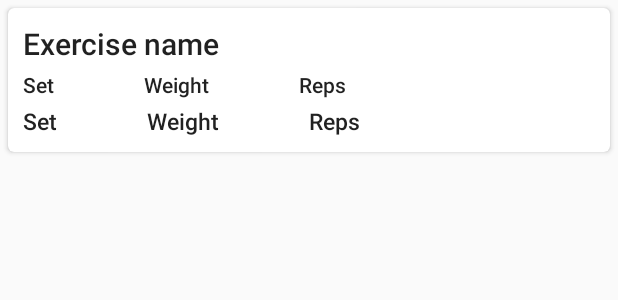
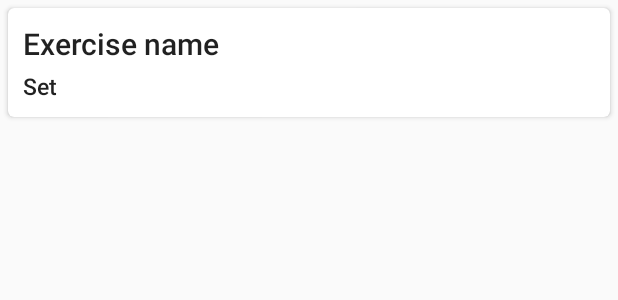
Before and after one commit to paddymanus/FinalYearProject, an Android app: the layout recyclerview_exerciseset.xml on its own in the app's theme, with its tools: preview values and no code run, on a phone screen of 412 x 824 dp. Shown: the top 300 px of the screen. Run offline under Robolectric (Android 15) with nearby library versions, the phone set to English and light mode, and no system bars.

Commit message:
bottom navigation bar added, need to work on fragments next

```diff
--- a/app/src/main/AndroidManifest.xml
+++ b/app/src/main/AndroidManifest.xml
@@ -18,7 +18,8 @@
         </activity>
         <activity android:name=".ExerciseActivity" />
         <activity android:name=".NewExerciseActivity" />
-        <activity android:name=".ExerciseLogListActivity"></activity>
+        <activity android:name=".ExerciseLogListActivity" />
+        <activity android:name=".NavigationActivity"></activity>
     </application>
 
 </manifest>
--- a/app/src/main/java/com/example/paddy/finalyearproject/ExerciseActivity.java
+++ b/app/src/main/java/com/example/paddy/finalyearproject/ExerciseActivity.java
@@ -173,7 +173,7 @@ public class ExerciseActivity extends AppCompatActivity implements View.OnClickL
          //   for (int i1 = 0; i1 <= lvPosition - fvPosition; i1++) {
 
                 if (set.length() != 0) {
-                    set = set.concat("\n ");
+                    set = set.concat("\n");
                 }
                 set = set.concat(String.valueOf(exerciseSet.getWeight() + " x " + String.valueOf(exerciseSet.getReps())));
                 Log.d(TAG, "getSet: " + set);
--- a/app/src/main/res/layout/recyclerview_exerciseset.xml
+++ b/app/src/main/res/layout/recyclerview_exerciseset.xml
@@ -15,9 +15,7 @@
         android:id="@+id/cardView"
         android:layout_width="match_parent"
         android:layout_height="wrap_content"
-        android:padding="10dp"
-        app:layout_constraintEnd_toStartOf="@+id/title_r"
-        app:layout_constraintStart_toStartOf="@+id/title_r">
+        android:padding="10dp">
 
 
         <TextView
@@ -32,18 +30,7 @@
             android:textColor="#DE000000"
             android:textSize="20dp" />
 
-        <TextView
-            android:id="@+id/title_s"
-            android:layout_width="0dp"
-            android:layout_height="wrap_content"
-            android:layout_marginStart="12dp"
-            android:layout_marginTop="4dp"
-            android:layout_marginEnd="16dp"
-            android:text="@string/hint_set"
-            android:textAppearance="@style/TextAppearance.AppCompat.Body2"
-            android:textColor="#DE000000"
-            android:textSize="14dp"
-            app:layout_constraintTop_toBottomOf="@id/title_exercise_name" />
+
 
         <TextView
             android:id="@+id/title_sets"
@@ -56,64 +43,8 @@
             android:textAppearance="@style/TextAppearance.AppCompat.Body2"
             android:textColor="#DE000000"
             android:textSize="15dp"
-            app:layout_constraintTop_toBottomOf="@id/title_s" />
-
-        <TextView
-            android:id="@+id/title_w"
-            android:layout_width="0dp"
-            android:layout_height="wrap_content"
-            android:layout_marginStart="60dp"
-            android:layout_marginTop="4dp"
-            android:layout_marginEnd="16dp"
-            android:text="@string/hint_weight"
-            android:textAppearance="@style/TextAppearance.AppCompat.Body2"
-            android:textColor="#DE000000"
-            android:textSize="14dp"
-            app:layout_constraintStart_toEndOf="@id/title_s"
             app:layout_constraintTop_toBottomOf="@id/title_exercise_name" />
 
-        <TextView
-            android:id="@+id/title_weight"
-            android:layout_width="0dp"
-            android:layout_height="wrap_content"
-            android:layout_marginStart="60dp"
-            android:layout_marginTop="4dp"
-            android:layout_marginEnd="16dp"
-            android:text="@string/hint_weight"
-            android:textAppearance="@style/TextAppearance.AppCompat.Body2"
-            android:textColor="#DE000000"
-            android:textSize="15dp"
-            app:layout_constraintStart_toEndOf="@id/title_sets"
-            app:layout_constraintTop_toBottomOf="@id/title_w" />
-
-
-        <TextView
-            android:id="@+id/title_r"
-            android:layout_width="0dp"
-            android:layout_height="wrap_content"
-            android:layout_marginStart="60dp"
-            android:layout_marginTop="4dp"
-            android:layout_marginEnd="16dp"
-            android:text="@string/hint_reps"
-            android:textAppearance="@style/TextAppearance.AppCompat.Body2"
-            android:textColor="#DE000000"
-            android:textSize="14dp"
-            app:layout_constraintStart_toEndOf="@id/title_w"
-            app:layout_constraintTop_toBottomOf="@id/title_exercise_name" />
-
-        <TextView
-            android:id="@+id/title_reps"
-            android:layout_width="0dp"
-            android:layout_height="wrap_content"
-            android:layout_marginStart="60dp"
-            android:layout_marginTop="4dp"
-            android:layout_marginEnd="16dp"
-            android:text="@string/hint_reps"
-            android:textAppearance="@style/TextAppearance.AppCompat.Body2"
-            android:textColor="#DE000000"
-            android:textSize="15dp"
-            app:layout_constraintStart_toEndOf="@id/title_weight"
-            app:layout_constraintTop_toBottomOf="@id/title_r" />
 
 
 
--- a/app/src/main/res/values/colors.xml
+++ b/app/src/main/res/values/colors.xml
@@ -1,6 +1,7 @@
 <?xml version="1.0" encoding="utf-8"?>
 <resources>
-    <color name="colorPrimary">#03a9f4</color>
-    <color name="colorPrimaryDark">#0274d1</color>
+    <color name="colorPrimary">#db2809</color>
+    <color name="colorPrimaryDark">#db2809</color>
     <color name="colorAccent">#D81B60</color>
+    <color name="white">#FFFFFF</color>
 </resources>
```
Also changed, not shown: app/src/main/java/com/example/paddy/finalyearproject/NavigationActivity.java (added, +13 -0 lines), app/src/main/res/layout/activity_navigation.xml (added, +28 -0 lines), app/src/main/res/menu/navigation.xml (added, +19 -0 lines), app/build.gradle (line endings or trailing spaces), app/src/main/res/drawable/ic_dumbell.png (added), app/src/main/res/drawable/ic_log.png (added), app/src/main/res/drawable/ic_stat.png (added).
